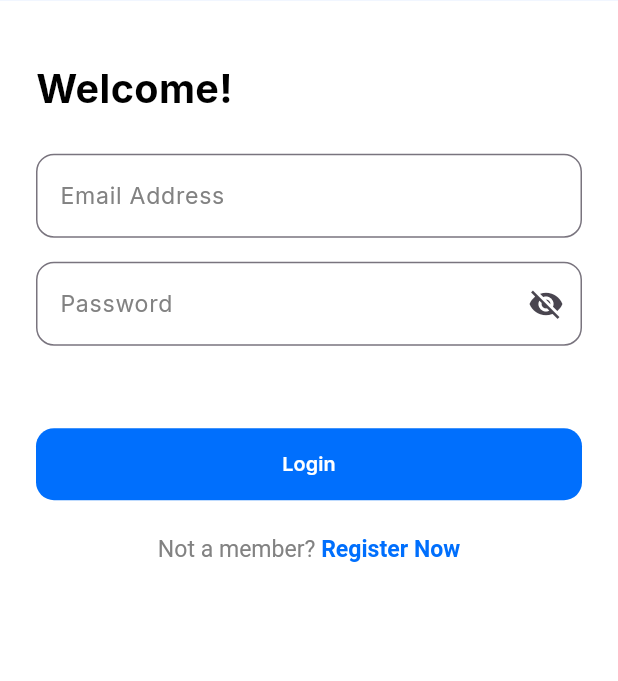
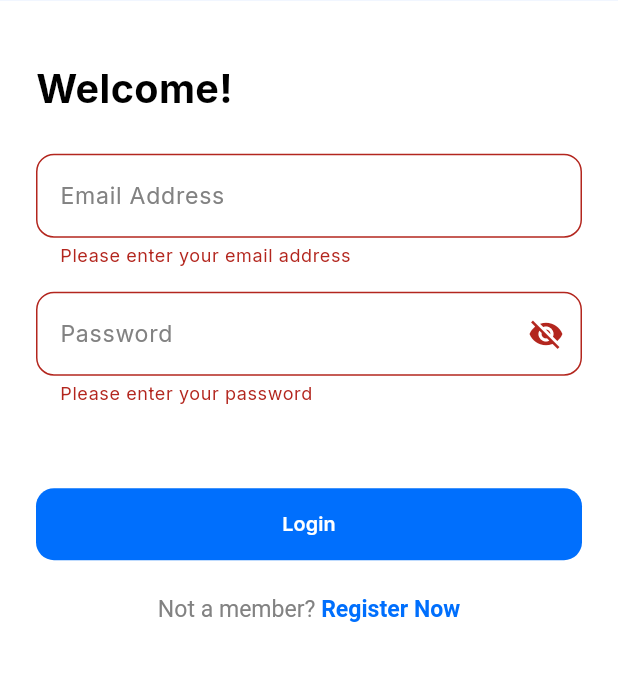
Before and after one commit to HazimNabil/spectra-sports, a Flutter app: the screen it shows after launch, after a tap on "Login", on a phone screen of 412 x 824 dp, the part 469-1150 px from its top. Run offline on Flutter 3.47's test engine with Material 3 defaults, Android fonts, the phone set to English and light mode, and no system bars; our stand-ins replace device_preview, go_router, google_fonts.

Commit message:
Add validation to login form

```diff
--- a/lib/core/widgets/custom_text_field.dart
+++ b/lib/core/widgets/custom_text_field.dart
@@ -5,11 +5,13 @@
 class CustomTextField extends StatefulWidget {
   final String hintText;
   final bool isPasswordField;
+  final String? Function(String?)? validator;
 
   const CustomTextField({
     super.key,
     required this.hintText,
     this.isPasswordField = false,
+    this.validator,
   });
 
   @override
@@ -21,9 +23,10 @@
 
   @override
   Widget build(BuildContext context) {
-    return TextField(
+    return TextFormField(
       cursorColor: AppColors.buttons,
       obscureText: widget.isPasswordField && _obscureText,
+      validator: widget.validator,
       decoration: InputDecoration(
         border: buildBorder(),
         focusedBorder: buildBorder(AppColors.buttons),
--- a/lib/features/auth/presentation/widgets/login_form_section.dart
+++ b/lib/features/auth/presentation/widgets/login_form_section.dart
@@ -3,13 +3,24 @@
 import 'package:spectra_sports/core/widgets/custom_button.dart';
 import 'package:spectra_sports/core/widgets/custom_text_field.dart';
 
-class LoginFormSection extends StatelessWidget {
+class LoginFormSection extends StatefulWidget {
   const LoginFormSection({super.key});
+
+  @override
+  State<LoginFormSection> createState() => _LoginFormSectionState();
+}
+
+class _LoginFormSectionState extends State<LoginFormSection> {
+  final _formKey = GlobalKey<FormState>();
+  AutovalidateMode _autovalidateMode = AutovalidateMode.disabled;
 
   @override
   Widget build(BuildContext context) {
     return Padding(
       padding: const EdgeInsets.symmetric(horizontal: 24),
+      child: Form(
+        autovalidateMode: _autovalidateMode,
+        key: _formKey,
         child: Column(
           crossAxisAlignment: CrossAxisAlignment.start,
           children: [
@@ -18,17 +29,52 @@
               style: AppStyles.styleExtraBold24(context),
             ),
             const SizedBox(height: 24),
-          const CustomTextField(hintText: 'Email Address'),
+            CustomTextField(
+              hintText: 'Email Address',
+              validator: emailValidator,
+            ),
             const SizedBox(height: 16),
-          const CustomTextField(hintText: 'Password', isPasswordField: true),
+            CustomTextField(
+              hintText: 'Password',
+              isPasswordField: true,
+              validator: passwordValidator,
+            ),
             const SizedBox(height: 55),
             SizedBox(
               height: 48,
               width: double.infinity,
-            child: CustomButton(title: 'Login', onPressed: () {}),
+              child: CustomButton(
+                title: 'Login',
+                onPressed: () {
+                  if (_formKey.currentState!.validate()) {
+                  } else {
+                    setState(() => _autovalidateMode = AutovalidateMode.always);
+                  }
+                },
+              ),
             ),
           ],
         ),
+      ),
     );
   }
+
+  String? passwordValidator(String? password) {
+    if (password?.isEmpty ?? true) {
+      return 'Please enter your password';
+    } else if (password!.length < 8) {
+      return 'Password must be at least 8 characters';
     }
+    return null;
+  }
+
+  String? emailValidator(String? email) {
+    final emailRegex = RegExp(r'^[\w-\.]+@([\w-]+\.)+[\w-]{2,4}$');
+    if (email?.isEmpty ?? true) {
+      return 'Please enter your email address';
+    } else if (!emailRegex.hasMatch(email!)) {
+      return 'Please enter a valid email address';
+    }
+    return null;
+  }
+}
```
Lines whose indentation alone changed are shown as unchanged.
